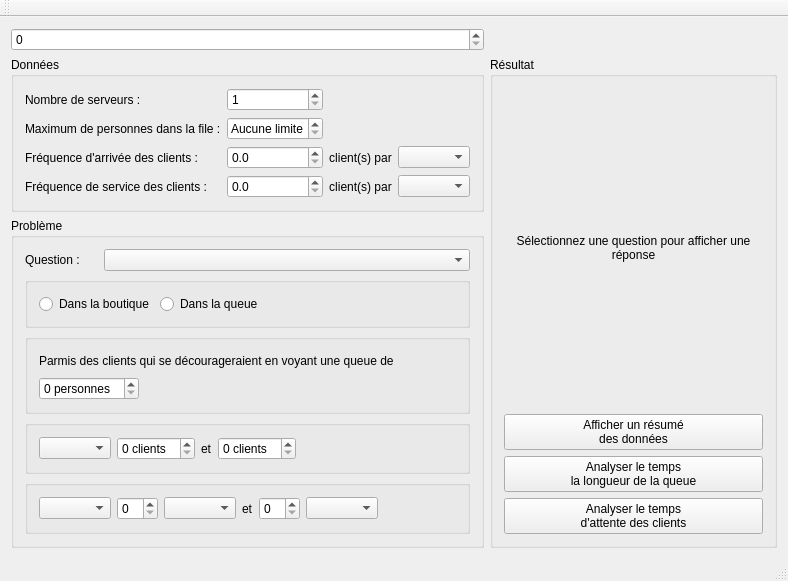
First picture: the form in WaitingLine/mainwindow.ui, repository AmaneMisora/Processus-Stochastique, before the edit.
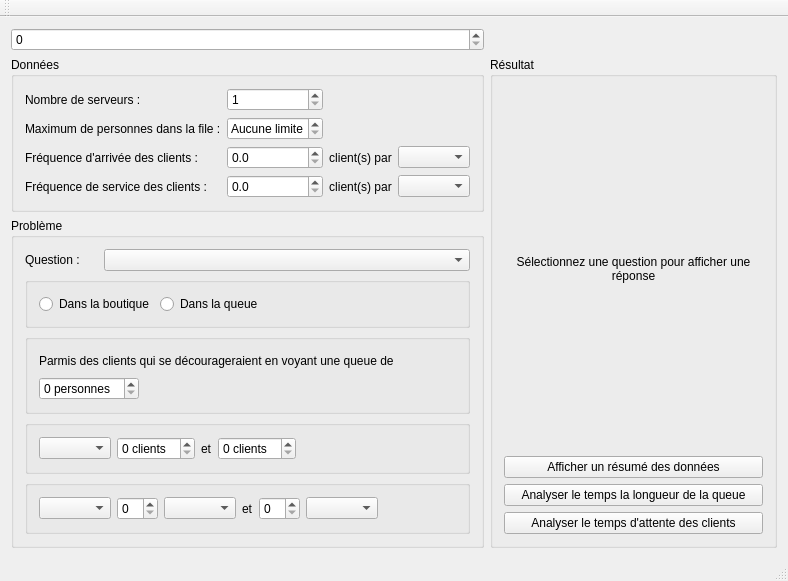
Second picture: the form after the edit.

What changed in the file:
```diff
--- a/WaitingLine/mainwindow.ui
+++ b/WaitingLine/mainwindow.ui
@@ -7,9 +7,15 @@
     <x>0</x>
     <y>0</y>
     <width>788</width>
-    <height>547</height>
+    <height>507</height>
    </rect>
   </property>
+  <property name="sizePolicy">
+   <sizepolicy hsizetype="Preferred" vsizetype="Maximum">
+    <horstretch>0</horstretch>
+    <verstretch>0</verstretch>
+   </sizepolicy>
+  </property>
   <property name="windowTitle">
    <string>Gestionnaire de files d'attente</string>
   </property>
@@ -328,24 +334,21 @@
        <item>
         <widget class="QPushButton" name="PushButtonGlobalResult">
          <property name="text">
-          <string>Afficher un résumé
-des données</string>
+          <string>Afficher un résumé des données</string>
          </property>
         </widget>
        </item>
        <item>
         <widget class="QPushButton" name="PushButtonGrathLenth">
          <property name="text">
-          <string>Analyser le temps
-la longueur de la queue</string>
+          <string>Analyser le temps la longueur de la queue</string>
          </property>
         </widget>
        </item>
        <item>
         <widget class="QPushButton" name="PushButtonGraphTime">
          <property name="text">
-          <string>Analyser le temps
-d'attente des clients</string>
+          <string>Analyser le temps d'attente des clients</string>
          </property>
         </widget>
        </item>
```
